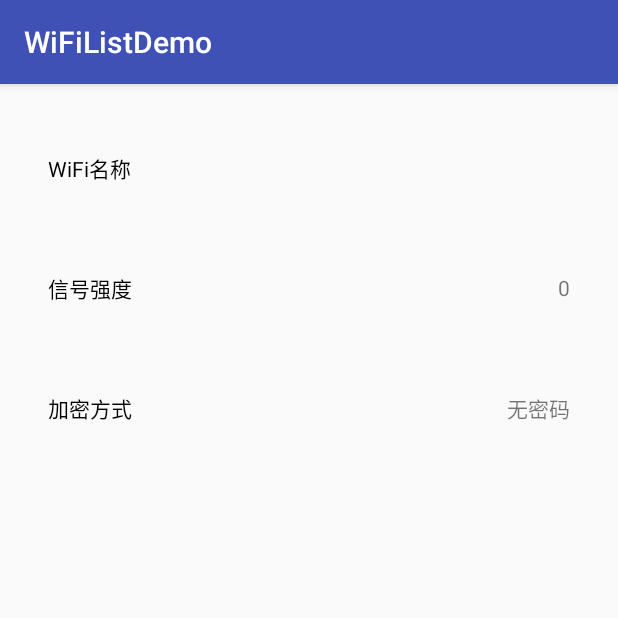
After one commit to SherlockHolmes221/WiFiList, an Android app: the WifiDetailActivity screen opened directly, with no data from a screen before it, on a phone screen of 412 x 824 dp, the top half of it. The commit adds this screen. Run offline under Robolectric (Android 15) with nearby library versions, the phone set to English and light mode, and no system bars.

Commit message:
detail page

```diff
--- a/app/src/main/AndroidManifest.xml
+++ b/app/src/main/AndroidManifest.xml
@@ -22,6 +22,8 @@
                 <category android:name="android.intent.category.LAUNCHER" />
             </intent-filter>
         </activity>
+
+        <activity android:name=".fg.WifiDetailActivity"/>
     </application>
 
 </manifest>
--- a/app/src/main/java/com/example/skywo/wifilistdemo/fg/MainActivity.java
+++ b/app/src/main/java/com/example/skywo/wifilistdemo/fg/MainActivity.java
@@ -114,13 +114,6 @@ public class MainActivity extends AppCompatActivity {
         tvConnectInfo.setText("当前无连接WiFi");
         headInfoLinearLayout.setVisibility(View.GONE);
 
-        //头部WiFi点击事件
-        headWifiSignalView.setOnClickListener(new View.OnClickListener() {
-            @Override
-            public void onClick(View v) {
-
-            }
-        });
 
         //断开连接的点击事件
         headDisconnectTv.setOnClickListener(new View.OnClickListener() {
@@ -167,8 +160,9 @@ public class MainActivity extends AppCompatActivity {
 
         adapter.setOnItemClickListener(new WifiListAdapter.onItemClickListener() {
             @Override
-            public void onItemClick(View view, int postion, Object o) {
-                showDetailPage();
+            public void onItemClick(View view, int position, Object o) {
+                startActivity(WifiDetailActivity.jumpToDetailPage(MainActivity.this,realWifiList.get(position).getWifiName(),
+                        realWifiList.get(position).getLevelGrade(),realWifiList.get(position).getCapabilities()));
             }
 
             /**
@@ -204,11 +198,6 @@ public class MainActivity extends AppCompatActivity {
 
         //获取和进行排序
         getAndSortScaResult();
-    }
-
-    //详情页面
-    private void showDetailPage() {
-
     }
 
     /**
--- /dev/null
+++ b/app/src/main/java/com/example/skywo/wifilistdemo/fg/WifiDetailActivity.java
@@ -0,0 +1,72 @@
+package com.example.skywo.wifilistdemo.fg;
+
+import android.app.AppComponentFactory;
+import android.content.Context;
+import android.content.Intent;
+import android.os.Bundle;
+import android.os.PersistableBundle;
+import android.support.annotation.Nullable;
+import android.support.v7.app.AppCompatActivity;
+import android.util.Log;
+import android.widget.TextView;
+
+import com.example.skywo.wifilistdemo.R;
+import com.example.skywo.wifilistdemo.fg.manager.WifiSessionManager;
+
+public class WifiDetailActivity extends AppCompatActivity {
+    private static final String SSID = "ssid";
+    private static final String LEVEL = "level";
+    private static final String CAPABILITY = "capabilitity";
+
+    private String ssid = "";
+    private int level ;
+    private String capabilitity;
+
+    private TextView tvSSidName;
+    private TextView tvLevel;
+    private TextView tvCapabilitity;
+
+    private static final String TAG = "WifiDetailActivity";
+
+    @Override
+    protected void onCreate(Bundle savedInstanceState) {
+        super.onCreate(savedInstanceState);
+
+        setContentView(R.layout.layout_detail_view);
+        Intent intent = getIntent();
+        ssid = intent.getStringExtra(SSID) == null ? "":intent.getStringExtra(SSID) ;
+        level = intent.getIntExtra(LEVEL,0);
+        capabilitity = intent.getStringExtra(CAPABILITY) == null ? "" : intent.getStringExtra(CAPABILITY) ;
+        initUI();
+
+    }
+
+    private void initUI() {
+        tvSSidName = findViewById(R.id.detail_wifi_name);
+        tvLevel = findViewById(R.id.detail_wifi_level);
+        tvCapabilitity = findViewById(R.id.detail_wifi_passsword);
+
+        tvSSidName.setText(ssid);
+        tvLevel.setText(String.valueOf(level));
+
+
+        if (capabilitity.contains("WEP")) {
+            tvCapabilitity.setText("WEP");
+        }else if(capabilitity.contains("WPA") || capabilitity.contains("WPA2")){
+            tvCapabilitity.setText("WPA/WPA2");
+        }else if(capabilitity.contains("WPS")){
+            tvCapabilitity.setText("WPS");
+        }else
+            tvCapabilitity.setText("无密码");
+    }
+
+    public static Intent jumpToDetailPage(Context context, String ssid, int level, String capability) {
+        Intent intent = new Intent(context, WifiDetailActivity.class);
+        Log.e(TAG, "jumpToDetailPage: " + ssid);
+        intent.putExtra(SSID, ssid);
+        intent.putExtra(LEVEL, level);
+        intent.putExtra(CAPABILITY, capability);
+        return intent;
+    }
+
+}
--- a/app/src/main/java/com/example/skywo/wifilistdemo/fg/adapter/WifiListAdapter.java
+++ b/app/src/main/java/com/example/skywo/wifilistdemo/fg/adapter/WifiListAdapter.java
@@ -116,7 +116,7 @@ public class WifiListAdapter extends RecyclerView.Adapter<WifiListAdapter.MyView
     }
 
     public interface onItemClickListener{
-        void onItemClick(View view, int postion, Object o);
+        void onItemClick(View view, int position, Object o);
         void onConnect(View view,int position,Object o);
     }
 
--- a/app/src/main/res/layout/layout_detail_view.xml
+++ b/app/src/main/res/layout/layout_detail_view.xml
@@ -1,14 +1,75 @@
 <?xml version="1.0" encoding="utf-8"?>
-<LinearLayout
+<LinearLayout xmlns:app="http://schemas.android.com/apk/res-auto"
+    xmlns:tools="http://schemas.android.com/tools"
+    android:padding="16dp"
+    android:orientation="vertical"
     xmlns:android="http://schemas.android.com/apk/res/android"
     android:layout_width="match_parent"
     android:layout_height="match_parent">
 
     <android.support.constraint.ConstraintLayout
+        android:padding="16dp"
         android:layout_width="match_parent"
-        android:layout_height="match_parent"></android.support.constraint.ConstraintLayout>
-    <TextView
+        android:layout_height="80dp">
+
+        <TextView
+            android:textColor="#000000"
+            android:layout_width="match_parent"
+            android:layout_height="match_parent"
+            android:gravity="left|center_vertical"
+            android:text="WiFi名称" />
+
+        <TextView
+            android:id="@+id/detail_wifi_name"
+            android:layout_width="match_parent"
+            android:layout_height="match_parent"
+            android:gravity="right|center_vertical"
+            android:text="TPGUEST_B138" />
+
+    </android.support.constraint.ConstraintLayout>
+
+    <android.support.constraint.ConstraintLayout
+        android:padding="16dp"
         android:layout_width="match_parent"
-        android:layout_height="match_parent" />
+        android:layout_height="80dp">
+
+        <TextView
+            android:textColor="#000000"
+            android:layout_width="match_parent"
+            android:layout_height="match_parent"
+            android:gravity="left|center_vertical"
+            android:text="信号强度" />
+
+        <TextView
+            android:id="@+id/detail_wifi_level"
+            android:layout_width="match_parent"
+            android:layout_height="match_parent"
+            android:gravity="right|center_vertical"
+            android:text="100%" />
+
+    </android.support.constraint.ConstraintLayout>
+
+    <android.support.constraint.ConstraintLayout
+        android:padding="16dp"
+        android:layout_width="match_parent"
+        android:layout_height="80dp">
+
+        <TextView
+            android:textColor="#000000"
+            android:layout_width="match_parent"
+            android:layout_height="match_parent"
+            android:gravity="left|center_vertical"
+            android:text="加密方式" />
+
+        <TextView
+            android:id="@+id/detail_wifi_passsword"
+            android:layout_width="match_parent"
+            android:layout_height="match_parent"
+            android:gravity="right|center_vertical"
+            android:text="WPA/WPA2" />
+
+    </android.support.constraint.ConstraintLayout>
+
+
 
 </LinearLayout>
```
